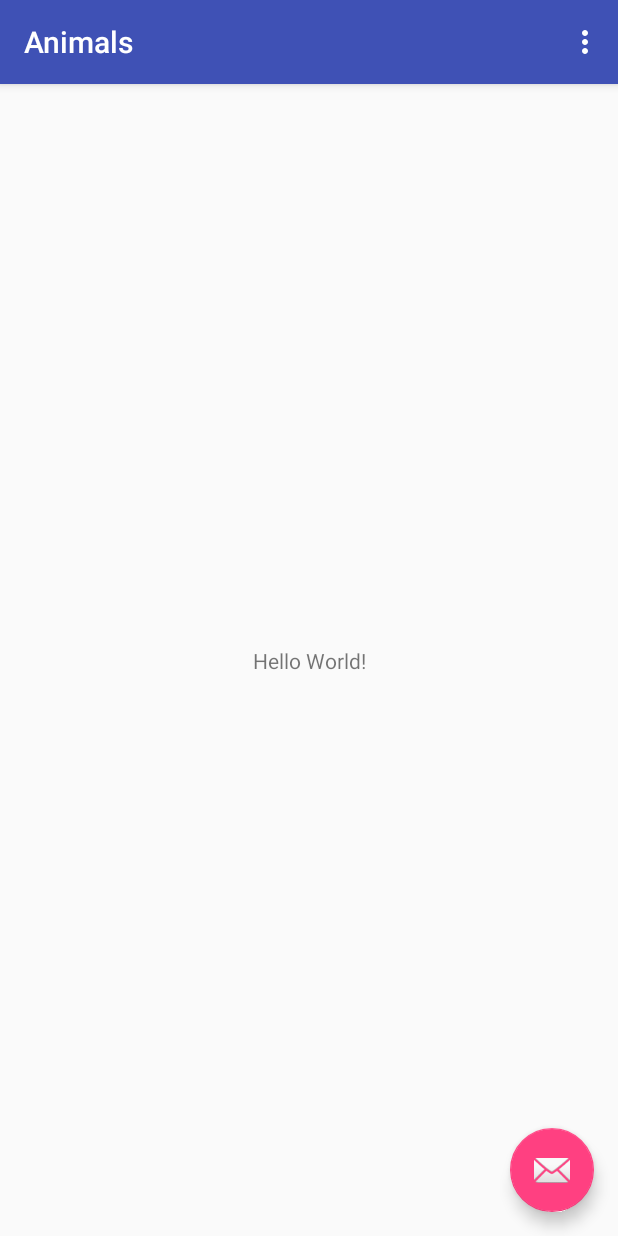
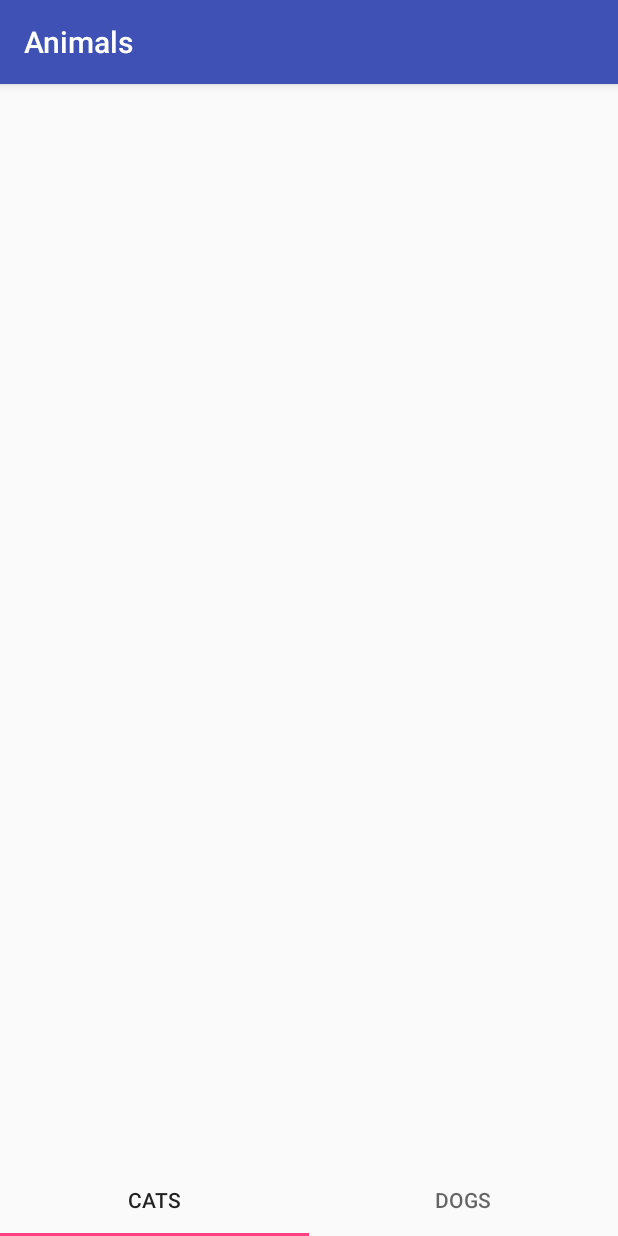
Before and after one commit to UvarovBoris/Animals, an Android app: the screen it shows after launch (AnimalsActivity), on a phone screen of 412 x 824 dp. Run offline under Robolectric (Android 15) with nearby library versions, the phone set to English and light mode, and no system bars.

Commit message:
add tabs

```diff
--- a/app/src/main/java/com/uvarov/animals/AnimalsActivity.java
+++ b/app/src/main/java/com/uvarov/animals/AnimalsActivity.java
@@ -1,13 +1,8 @@
 package com.uvarov.animals;
 
 import android.os.Bundle;
-import android.support.design.widget.FloatingActionButton;
-import android.support.design.widget.Snackbar;
 import android.support.v7.app.AppCompatActivity;
 import android.support.v7.widget.Toolbar;
-import android.view.View;
-import android.view.Menu;
-import android.view.MenuItem;
 
 public class AnimalsActivity extends AppCompatActivity {
 
@@ -17,36 +12,5 @@ public class AnimalsActivity extends AppCompatActivity {
         setContentView(R.layout.activity_animals);
         Toolbar toolbar = (Toolbar) findViewById(R.id.toolbar);
         setSupportActionBar(toolbar);
-
-        FloatingActionButton fab = (FloatingActionButton) findViewById(R.id.fab);
-        fab.setOnClickListener(new View.OnClickListener() {
-            @Override
-            public void onClick(View view) {
-                Snackbar.make(view, "Replace with your own action", Snackbar.LENGTH_LONG)
-                        .setAction("Action", null).show();
-            }
-        });
-    }
-
-    @Override
-    public boolean onCreateOptionsMenu(Menu menu) {
-        // Inflate the menu; this adds items to the action bar if it is present.
-        getMenuInflater().inflate(R.menu.menu_animals, menu);
-        return true;
-    }
-
-    @Override
-    public boolean onOptionsItemSelected(MenuItem item) {
-        // Handle action bar item clicks here. The action bar will
-        // automatically handle clicks on the Home/Up button, so long
-        // as you specify a parent activity in AndroidManifest.xml.
-        int id = item.getItemId();
-
-        //noinspection SimplifiableIfStatement
-        if (id == R.id.action_settings) {
-            return true;
-        }
-
-        return super.onOptionsItemSelected(item);
     }
 }
--- a/app/src/main/res/layout/activity_animals.xml
+++ b/app/src/main/res/layout/activity_animals.xml
@@ -20,14 +20,34 @@
 
     </android.support.design.widget.AppBarLayout>
 
-    <include layout="@layout/content_animals" />
+    <LinearLayout
+        android:layout_width="match_parent"
+        android:layout_height="match_parent"
+        android:orientation="vertical"
+        app:layout_behavior="@string/appbar_scrolling_view_behavior">
 
-    <android.support.design.widget.FloatingActionButton
-        android:id="@+id/fab"
-        android:layout_width="wrap_content"
-        android:layout_height="wrap_content"
-        android:layout_gravity="bottom|end"
-        android:layout_margin="@dimen/fab_margin"
-        app:srcCompat="@android:drawable/ic_dialog_email" />
+        <FrameLayout
+            android:id="@+id/animalsContent"
+            android:layout_width="match_parent"
+            android:layout_height="0dp"
+            android:layout_weight="1" />
+
+        <android.support.design.widget.TabLayout
+            android:layout_width="match_parent"
+            android:layout_height="wrap_content">
+
+            <android.support.design.widget.TabItem
+                android:layout_width="match_parent"
+                android:layout_height="match_parent"
+                android:text="@string/cats" />
+
+            <android.support.design.widget.TabItem
+                android:layout_width="match_parent"
+                android:layout_height="match_parent"
+                android:text="@string/dogs" />
+
+        </android.support.design.widget.TabLayout>
+
+    </LinearLayout>
 
 </android.support.design.widget.CoordinatorLayout>
--- a/app/src/main/res/layout/content_animals.xml
+++ /dev/null
@@ -1,9 +0,0 @@
-<fragment xmlns:android="http://schemas.android.com/apk/res/android"
-    xmlns:app="http://schemas.android.com/apk/res-auto"
-    xmlns:tools="http://schemas.android.com/tools"
-    android:id="@+id/fragment"
-    android:name="com.uvarov.animals.AnimalsActivityFragment"
-    android:layout_width="match_parent"
-    android:layout_height="match_parent"
-    app:layout_behavior="@string/appbar_scrolling_view_behavior"
-    tools:layout="@layout/fragment_animals" />
--- a/app/src/main/res/layout/fragment_animals.xml
+++ b/app/src/main/res/layout/fragment_animals.xml
@@ -1,13 +1,11 @@
 <?xml version="1.0" encoding="utf-8"?>
 <android.support.constraint.ConstraintLayout xmlns:android="http://schemas.android.com/apk/res/android"
     xmlns:app="http://schemas.android.com/apk/res-auto"
-    xmlns:tools="http://schemas.android.com/tools"
     android:layout_width="match_parent"
-    android:layout_height="match_parent"
-    tools:context="com.uvarov.animals.AnimalsActivityFragment"
-    tools:showIn="@layout/activity_animals">
+    android:layout_height="match_parent">
 
     <TextView
+        android:id="@+id/animal"
         android:layout_width="wrap_content"
         android:layout_height="wrap_content"
         android:text="Hello World!"
--- a/app/src/main/res/menu/menu_animals.xml
+++ /dev/null
@@ -1,10 +0,0 @@
-<menu xmlns:android="http://schemas.android.com/apk/res/android"
-    xmlns:app="http://schemas.android.com/apk/res-auto"
-    xmlns:tools="http://schemas.android.com/tools"
-    tools:context="com.uvarov.animals.AnimalsActivity">
-    <item
-        android:id="@+id/action_settings"
-        android:orderInCategory="100"
-        android:title="@string/action_settings"
-        app:showAsAction="never" />
-</menu>
--- a/app/src/main/res/values/strings.xml
+++ b/app/src/main/res/values/strings.xml
@@ -1,4 +1,5 @@
 <resources>
     <string name="app_name">Animals</string>
-    <string name="action_settings">Settings</string>
+    <string name="cats">Cats</string>
+    <string name="dogs">Dogs</string>
 </resources>
```
